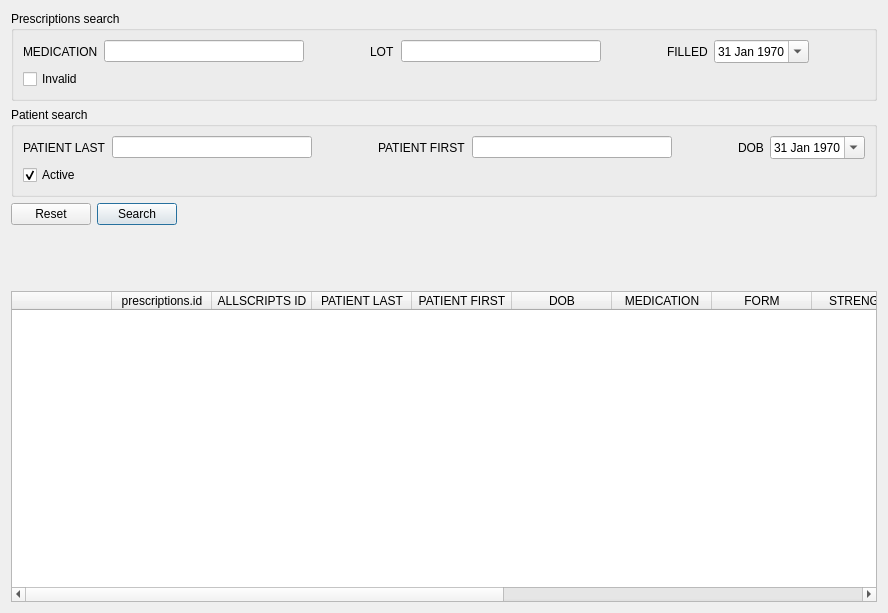
This is core/prescriptionframe.ui in kyledevans/Medicine-Track as Qt 5 draws it before an edit. The edited form follows.
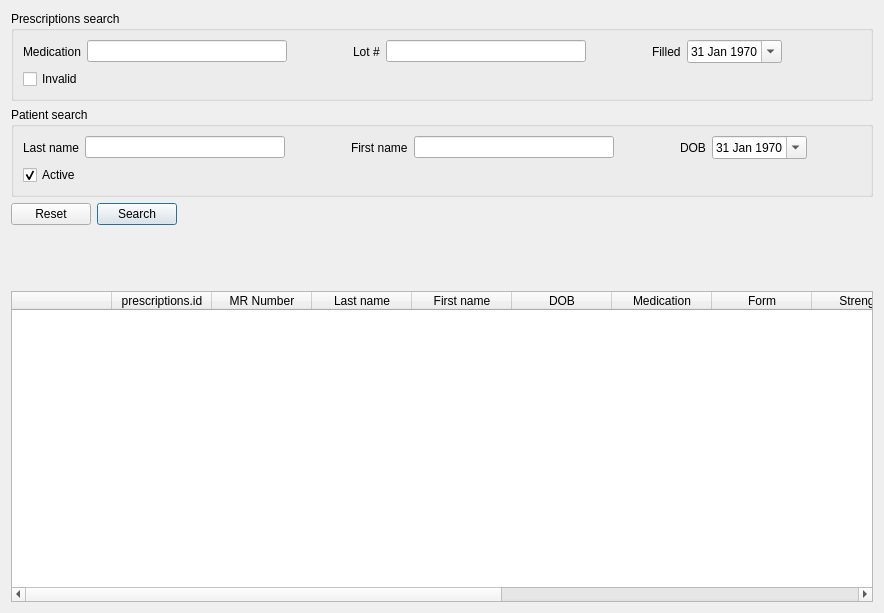
This is the edited form. Custom widgets are drawn as their Qt base class.

```diff
--- a/core/prescriptionframe.ui
+++ b/core/prescriptionframe.ui
@@ -31,7 +31,7 @@
            <string comment="MEDICATION SEARCH TOOLTIP">MEDICATION</string>
           </property>
           <property name="text">
-           <string comment="MEDICATION SEARCH LABEL">MEDICATION</string>
+           <string notr="true">Medication</string>
           </property>
          </widget>
         </item>
@@ -76,7 +76,7 @@
            <string comment="LOT SEARCH TOOLTIP">LOT</string>
           </property>
           <property name="text">
-           <string comment="LOT SEARCH LABEL">LOT</string>
+           <string notr="true">Lot #</string>
           </property>
          </widget>
         </item>
@@ -121,7 +121,7 @@
            <string comment="FILLED SEARCH TOOLTIP">FILLED</string>
           </property>
           <property name="text">
-           <string comment="FILLED SEARCH LABEL">FILLED</string>
+           <string notr="true">Filled</string>
           </property>
          </widget>
         </item>
@@ -201,7 +201,7 @@
            <string comment="PATIENT LAST SEARCH TOOLTIP">PATIENT LAST</string>
           </property>
           <property name="text">
-           <string comment="PATIENT LAST SEARCH LABEL">PATIENT LAST</string>
+           <string notr="true">Last name</string>
           </property>
          </widget>
         </item>
@@ -246,7 +246,7 @@
            <string comment="PATIENT FIRST SEARCH TOOLTIP">PATIENT FIRST</string>
           </property>
           <property name="text">
-           <string comment="PATIENT FIRST SEARCH LABEL">PATIENT FIRST</string>
+           <string notr="true">First name</string>
           </property>
          </widget>
         </item>
@@ -448,7 +448,7 @@
      </column>
      <column>
       <property name="text">
-       <string comment="ALLSCRIPTS ID DISPLAY LABEL">ALLSCRIPTS ID</string>
+       <string notr="true">MR Number</string>
       </property>
       <property name="toolTip">
        <string comment="ALLSCRIPTS ID DISPLAY TOOLTIP">ALLSCRIPTS ID</string>
@@ -456,7 +456,7 @@
      </column>
      <column>
       <property name="text">
-       <string comment="PATIENT LAST DISPLAY LABEL">PATIENT LAST</string>
+       <string notr="true">Last name</string>
       </property>
       <property name="toolTip">
        <string comment="PATIENT LAST DISPLAY TOOLTIP">PATIENT LAST</string>
@@ -464,7 +464,7 @@
      </column>
      <column>
       <property name="text">
-       <string comment="PATIENT FIRST DISPLAY LABEL">PATIENT FIRST</string>
+       <string notr="true">First name</string>
       </property>
       <property name="toolTip">
        <string comment="PATIENT FIRST DISPLAY TOOLTIP">PATIENT FIRST</string>
@@ -480,7 +480,7 @@
      </column>
      <column>
       <property name="text">
-       <string comment="MEDICATION DISPLAY LABEL">MEDICATION</string>
+       <string notr="true">Medication</string>
       </property>
       <property name="toolTip">
        <string comment="MEDICATION DISPLAY TOOLTIP">MEDICATION</string>
@@ -488,7 +488,7 @@
      </column>
      <column>
       <property name="text">
-       <string comment="FORM DISPLAY LABEL">FORM</string>
+       <string notr="true">Form</string>
       </property>
       <property name="toolTip">
        <string comment="FORM DISPLAY TOOLTIP">FORM</string>
@@ -496,7 +496,7 @@
      </column>
      <column>
       <property name="text">
-       <string comment="STRENGTH DISPLAY LABEL">STRENGTH</string>
+       <string notr="true">Strength</string>
       </property>
       <property name="toolTip">
        <string comment="STRENGTH DISPLAY TOOLTIP">STRENGTH</string>
@@ -504,7 +504,7 @@
      </column>
      <column>
       <property name="text">
-       <string comment="PRESCRIPTION AMOUNT DISPLAY LABEL">PRESCRIPTION AMOUNT</string>
+       <string notr="true">Amount</string>
       </property>
       <property name="toolTip">
        <string comment="PRESCRIPTION AMOUNT DISPLAY TOOLTIP">PRESCRIPTION AMOUNT</string>
@@ -512,7 +512,7 @@
      </column>
      <column>
       <property name="text">
-       <string comment="WRITTEN DISPLAY LABEL">WRITTEN</string>
+       <string notr="true">Written</string>
       </property>
       <property name="toolTip">
        <string comment="WRITTEN DISPLAY TOOLTIP">WRITTEN</string>
@@ -520,7 +520,7 @@
      </column>
      <column>
       <property name="text">
-       <string comment="FILLED DISPLAY LABEL">FILLED</string>
+       <string notr="true">Filled</string>
       </property>
       <property name="toolTip">
        <string comment="FILLED DISPLAY TOOLTIP">FILLED</string>
@@ -528,7 +528,7 @@
      </column>
      <column>
       <property name="text">
-       <string comment="LOT DISPLAY LABEL">LOT</string>
+       <string notr="true">Lot #</string>
       </property>
       <property name="toolTip">
        <string comment="LOT DISPLAY TOOLTIP">LOT</string>
@@ -536,7 +536,7 @@
      </column>
      <column>
       <property name="text">
-       <string comment="PRESCRIPTION ACTIVE DISPLAY LABEL">PRESCRIPTION ACTIVE</string>
+       <string notr="true">Status</string>
       </property>
       <property name="toolTip">
        <string comment="PRESCRIPTION ACTIVE DISPLAY TOOLTIP">PRESCRIPTION ACTIVE</string>
```
Left out of the diff: 52 changed lines with no effect on the pictures.
